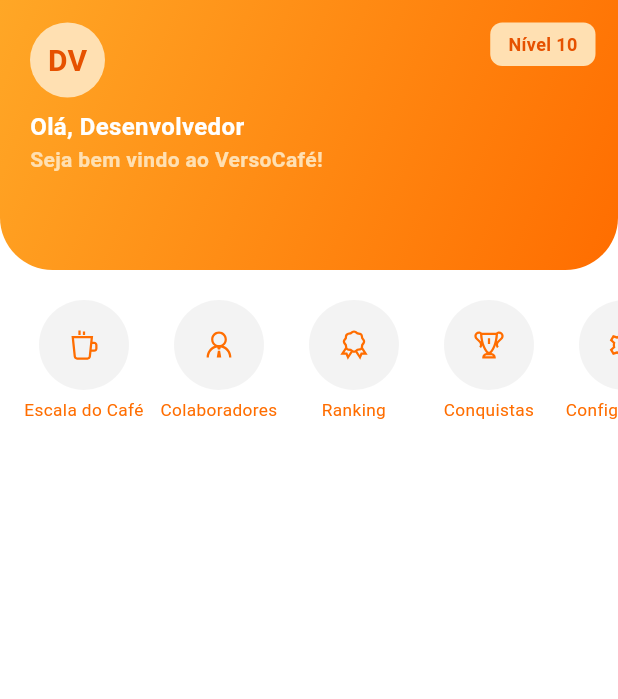
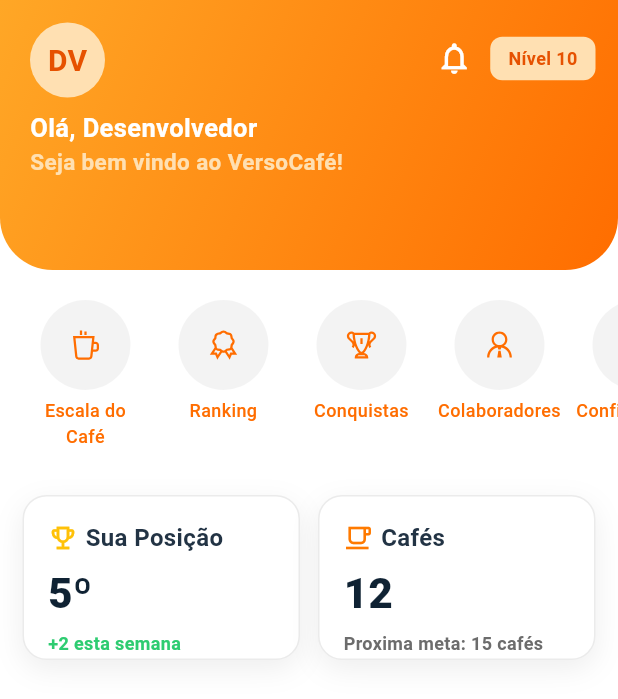
Before and after one commit to issetsandrin/versocafe, a Flutter app: the screen it shows after launch, on a phone screen of 412 x 824 dp. Shown: the top 699 px of the screen. Run offline on Flutter 3.47's test engine with Material 3 defaults, Android fonts, the phone set to English and light mode, and no system bars; our stand-ins replace flutter_mobx, flutter_modular, line_awesome_flutter, mobx; generated files the repository leaves out were written again.

Commit message:
infocard das metricas do colaborador

```diff
--- a/lib/controllers/home_page/home_controller.dart
+++ b/lib/controllers/home_page/home_controller.dart
@@ -12,9 +12,9 @@
   _HomeControllerBase() {
     actions = ObservableList.of([
       QuickAction(icon: LineAwesomeIcons.coffee_solid, label: 'Escala do Café', onTap: () => Modular.to.pushNamed('/escala')),
-      QuickAction(icon: LineAwesomeIcons.user_tie_solid, label: 'Colaboradores', onTap: () => Modular.to.pushNamed('/colaboradores')),
       QuickAction(icon: LineAwesomeIcons.certificate_solid, label: 'Ranking', onTap: () => Modular.to.pushNamed('/ranking')),
       QuickAction(icon: LineAwesomeIcons.trophy_solid, label: 'Conquistas', onTap: () => Modular.to.pushNamed('/conquistas')),
+      QuickAction(icon: LineAwesomeIcons.user_tie_solid, label: 'Colaboradores', onTap: () => Modular.to.pushNamed('/colaboradores')),
       QuickAction(icon: LineAwesomeIcons.cog_solid, label: 'Configurações', onTap: () => Modular.to.pushNamed('/config')),
     ]);
   }
--- a/lib/ui/pages/home_page.dart
+++ b/lib/ui/pages/home_page.dart
@@ -38,7 +38,8 @@
         ),
       ),
       body: Observer(
-        builder: (_) => Column(
+        builder: (_) => SingleChildScrollView(
+          child: Column(
             children: [
               QuickActionsBar(
                 actions: controller.actions,
@@ -48,9 +49,112 @@
                   controller.actions[i].onTap.call();
                 },
               ),
+              Padding(
+                padding: const EdgeInsets.fromLTRB(15, 0, 15, 15),
+                child: LayoutBuilder(
+                  builder: (_, c) {
+                    final cards = [
+                      Expanded(
+                        child: StatCard(
+                          icon: Icons.emoji_events_outlined,
+                          iconColor: const Color(0xFFFFC107),
+                          title: 'Sua Posição',
+                          value: '5º',
+                          footnote: '+2 esta semana',
+                          footnoteColor: const Color(0xFF2ECC71),
+                        ),
+                      ),
+                      const SizedBox(width: 12),
+                      Expanded(
+                        child: StatCard(
+                          icon: Icons.local_cafe_outlined,
+                          iconColor: const Color(0xFFFF7A00),
+                          title: 'Cafés',
+                          value: '12',
+                          footnote: 'Proxima meta: 15 cafés',
+                          footnoteColor: const Color(0xFF6C6C6C),
+                        ),
+                      ),
+                    ];
+                    return Row(children: cards);
+                  },
+                ),
+              ),
             ],
+          ),
         ),
       ),
     );
   }
 }
+
+// ==== widget reutilizável ====
+class StatCard extends StatelessWidget {
+  const StatCard({
+    super.key,
+    required this.icon,
+    required this.iconColor,
+    required this.title,
+    required this.value,
+    required this.footnote,
+    required this.footnoteColor,
+  });
+
+  final IconData icon;
+  final Color iconColor;
+  final String title;
+  final String value;
+  final String footnote;
+  final Color footnoteColor;
+
+  @override
+  Widget build(BuildContext context) {
+    return Container(
+      height: 110,
+      decoration: BoxDecoration(
+        color: Colors.white,
+        borderRadius: BorderRadius.circular(16),
+        boxShadow: const [
+          BoxShadow(color: Color(0x11000000), blurRadius: 16, offset: Offset(0, 6)),
+        ],
+        border: Border.all(color: const Color(0x14000000)),
+      ),
+      padding: const EdgeInsets.all(16),
+      child: Column(
+        crossAxisAlignment: CrossAxisAlignment.start,
+        children: [
+          Row(children: [
+            Icon(icon, size: 20, color: iconColor),
+            const SizedBox(width: 5),
+            Text(
+              title,
+              style: const TextStyle(
+                fontSize: 16,
+                fontWeight: FontWeight.bold,
+                color: Color(0xFF223344),
+              ),
+            ),
+          ]),
+          const SizedBox(height: 5),
+          Text(
+            value,
+            style: const TextStyle(
+              fontSize: 28,
+              fontWeight: FontWeight.w800,
+              color: Color(0xFF0F2233),
+            ),
+          ),
+          const SizedBox(height: 5),
+          Text(
+            footnote,
+            style: TextStyle(
+              fontSize: 12,
+              fontWeight: FontWeight.w600,
+              color: footnoteColor,
+            ),
+          ),
+        ],
+      ),
+    );
+  }
+}
--- a/lib/ui/widgets/app_bar/gradient_header.dart
+++ b/lib/ui/widgets/app_bar/gradient_header.dart
@@ -50,7 +50,8 @@
                         child: Text(
                           initials,
                           style: const TextStyle(
-                            fontSize: 20, fontWeight: FontWeight.bold,
+                            fontSize: 20,
+                            fontWeight: FontWeight.bold,
                             color: Color(0xFFE65100),
                           ),
                         ),
@@ -59,14 +60,17 @@
                       Text(
                         titleGreeting,
                         style: const TextStyle(
-                          color: Colors.white, fontSize: 16, fontWeight: FontWeight.bold,
+                          color: Colors.white,
+                          fontSize: 17,
+                          fontWeight: FontWeight.bold,
                         ),
                       ),
                       Text(
                         subtitle,
                         style: const TextStyle(
                           color: Color(0xFFFFE0B2),
-                          fontSize: 14, fontWeight: FontWeight.bold,
+                          fontSize: 15,
+                          fontWeight: FontWeight.bold,
                         ),
                       ),
                     ],
@@ -74,21 +78,44 @@
                 ],
               ),
             ),
+            // nível + sino (sino fora do card)
             Positioned(
               top: 15,
               right: 15,
-              child: Container(
-                padding: const EdgeInsets.symmetric(horizontal: 12, vertical: 6),
+              child: Row(
+                mainAxisSize: MainAxisSize.min,
+                children: [
+                  IconButton(
+                    padding: EdgeInsets.zero,
+                    constraints: const BoxConstraints(),
+                    iconSize: 25,
+                    onPressed: () {
+                      // ação do sininho
+                    },
+                    icon: const Icon(
+                      Icons.notifications_none,
+                      color: Colors.white,
+                    ),
+                  ),
+                  Container(
+                    padding: const EdgeInsets.symmetric(
+                      horizontal: 12,
+                      vertical: 6,
+                    ),
                     decoration: BoxDecoration(
                       color: const Color(0xFFFFE0B2),
                       borderRadius: BorderRadius.circular(8),
                     ),
                     child: Text(
-                  levelText,
+                      levelText, // ex: "Nível 10"
                       style: const TextStyle(
-                    color: Color(0xFFE65100), fontSize: 12, fontWeight: FontWeight.bold,
+                        color: Color(0xFFE65100),
+                        fontSize: 12,
+                        fontWeight: FontWeight.bold,
                       ),
                     ),
+                  ),
+                ],
               ),
             ),
           ],
--- a/lib/ui/widgets/quick_actions/quick_actions_button.dart
+++ b/lib/ui/widgets/quick_actions/quick_actions_button.dart
@@ -23,7 +23,7 @@
      hoverColor: Colors.transparent,
       borderRadius: BorderRadius.circular(40),
       child: SizedBox(
-        width: 80,
+        width: 82,
         child: Column(
           children: [
             Container(
@@ -40,8 +40,9 @@
               label,
               textAlign: TextAlign.center,
               style: TextStyle(
-                fontSize: 11.5,
-                color:  Color.fromRGBO(255, 109, 0, 1)
+                fontSize: 12,
+                color:  Color.fromRGBO(255, 109, 0, 1),
+                fontWeight: FontWeight.w500
               ),
               maxLines: 2,
             ),
```
Lines whose indentation alone changed are shown as unchanged.
